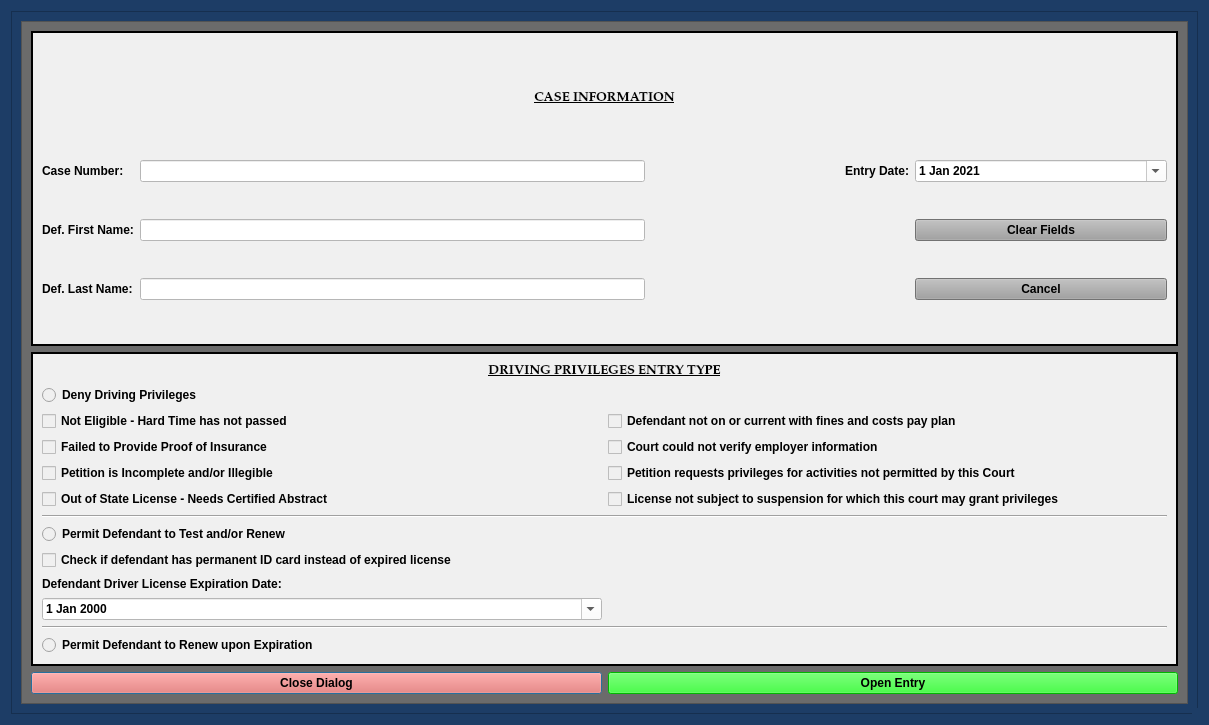
Before: the Qt Designer form munientry/views/ui/DenyPrivilegesDialog.ui in HunterProgram22/MuniEntry, drawn with Qt 5.
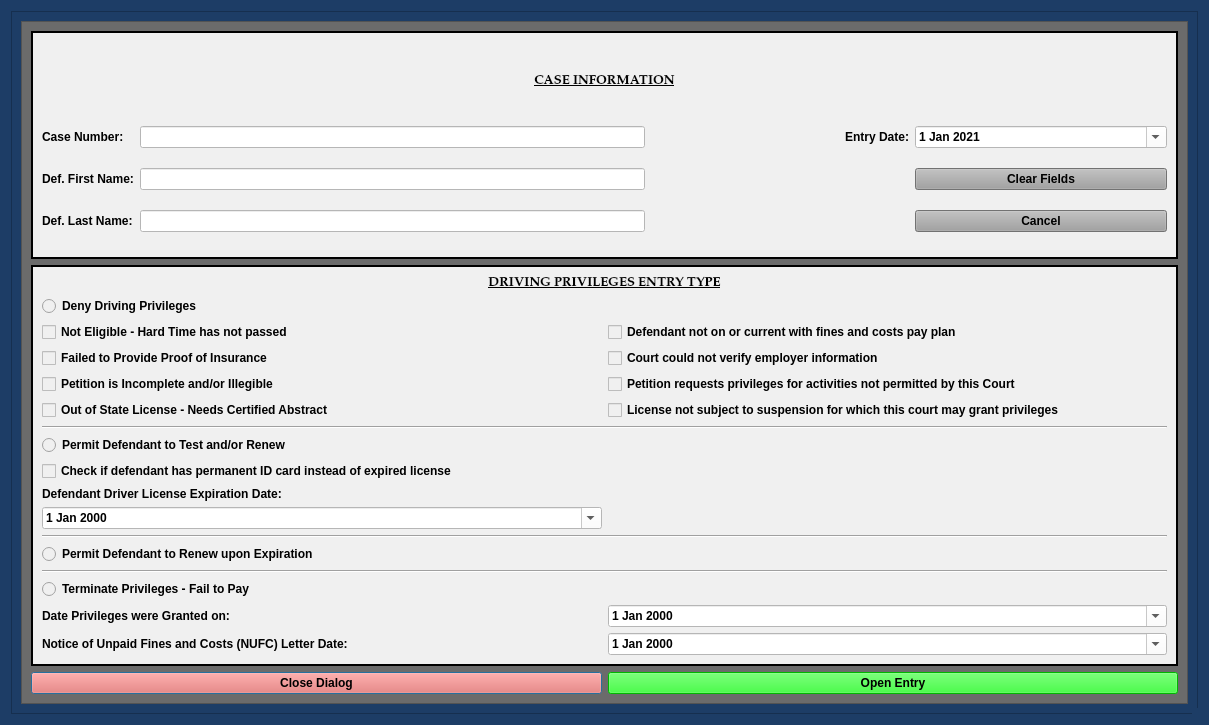
After: the same form once the commit is applied. Custom widgets are drawn as their Qt base class.

Commit message: Added radio button and fields for terminate privileges to UI

Patch:
```diff
--- a/munientry/views/ui/DenyPrivilegesDialog.ui
+++ b/munientry/views/ui/DenyPrivilegesDialog.ui
@@ -534,6 +534,91 @@
                </property>
               </widget>
              </item>
+             <item row="2" column="1">
+              <widget class="QCheckBox" name="no_pay_plan_check_box">
+               <property name="text">
+                <string>Defendant not on or current with fines and costs pay plan</string>
+               </property>
+              </widget>
+             </item>
+             <item row="4" column="1">
+              <widget class="QCheckBox" name="prohibited_activities_check_box">
+               <property name="text">
+                <string>Petition requests privileges for activities not permitted by this Court</string>
+               </property>
+              </widget>
+             </item>
+             <item row="8" column="0">
+              <widget class="QRadioButton" name="permit_test_radio_btn">
+               <property name="text">
+                <string>Permit Defendant to Test and/or Renew</string>
+               </property>
+              </widget>
+             </item>
+             <item row="15" column="0">
+              <widget class="QRadioButton" name="terminate_radio_btn">
+               <property name="text">
+                <string>Terminate Privileges - Fail to Pay</string>
+               </property>
+              </widget>
+             </item>
+             <item row="13" column="0">
+              <widget class="QRadioButton" name="permit_renew_radio_btn">
+               <property name="text">
+                <string>Permit Defendant to Renew upon Expiration</string>
+               </property>
+              </widget>
+             </item>
+             <item row="1" column="0">
+              <widget class="QRadioButton" name="deny_privileges_radio_btn">
+               <property name="text">
+                <string>Deny Driving Privileges</string>
+               </property>
+              </widget>
+             </item>
+             <item row="14" column="0" colspan="2">
+              <widget class="Line" name="line_3">
+               <property name="orientation">
+                <enum>Qt::Horizontal</enum>
+               </property>
+              </widget>
+             </item>
+             <item row="16" column="0">
+              <widget class="QLabel" name="label_5">
+               <property name="text">
+                <string>Date Privileges were Granted on:</string>
+               </property>
+              </widget>
+             </item>
+             <item row="17" column="1">
+              <widget class="NoScrollDateEdit" name="dateEdit_2">
+               <property name="styleSheet">
+                <string notr="true">background-color: rgb(255, 255, 255);
+color: rgb(0, 0, 0);</string>
+               </property>
+               <property name="calendarPopup">
+                <bool>true</bool>
+               </property>
+              </widget>
+             </item>
+             <item row="16" column="1">
+              <widget class="NoScrollDateEdit" name="dateEdit">
+               <property name="styleSheet">
+                <string notr="true">background-color: rgb(255, 255, 255);
+color: rgb(0, 0, 0);</string>
+               </property>
+               <property name="calendarPopup">
+                <bool>true</bool>
+               </property>
+              </widget>
+             </item>
+             <item row="17" column="0">
+              <widget class="QLabel" name="label_7">
+               <property name="text">
+                <string>Notice of Unpaid Fines and Costs (NUFC) Letter Date:</string>
+               </property>
+              </widget>
+             </item>
             </layout>
            </widget>
           </item>
```
Left out of the diff: 131 changed lines with no effect on the pictures. The commit also changes 1 other file.
